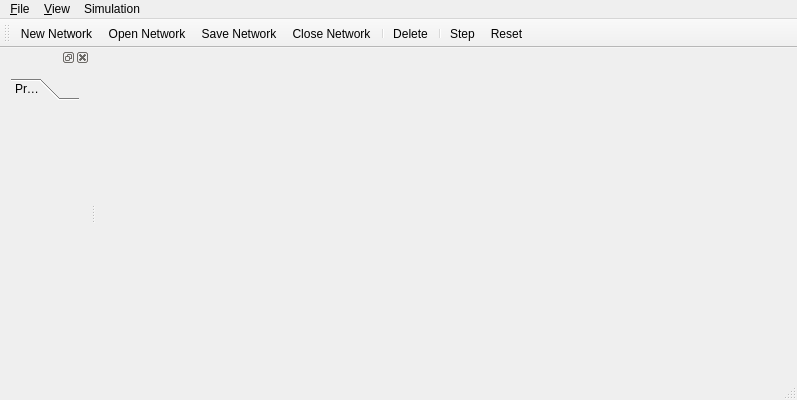
chalcolith/neurolab, file src/neurogui/mainwindow.ui: the form before one commit.
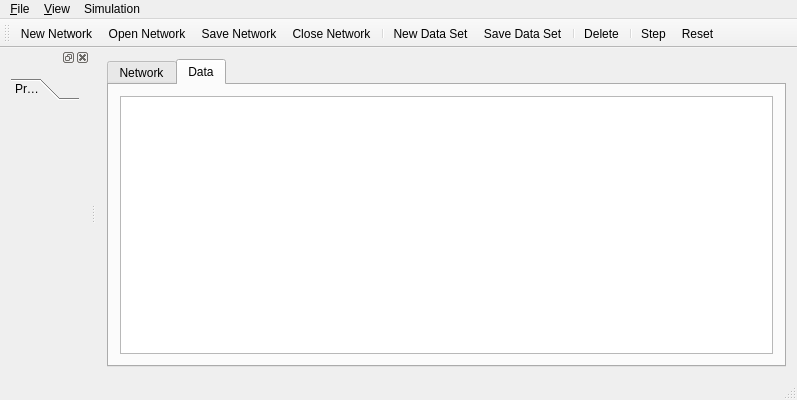
The form after the commit.

Commit message: Add tab layout and table widget for data.

What changed in the file:
```diff
--- a/src/neurogui/mainwindow.ui
+++ b/src/neurogui/mainwindow.ui
@@ -13,7 +13,32 @@
   <property name="windowTitle">
    <string>MainWindow</string>
   </property>
-  <widget class="QWidget" name="centralWidget"/>
+  <widget class="QWidget" name="centralWidget">
+   <layout class="QVBoxLayout" name="verticalLayout_2">
+    <item>
+     <widget class="QTabWidget" name="tabWidget">
+      <property name="currentIndex">
+       <number>1</number>
+      </property>
+      <widget class="QWidget" name="tab_1">
+       <attribute name="title">
+        <string>Network</string>
+       </attribute>
+      </widget>
+      <widget class="QWidget" name="tab_2">
+       <attribute name="title">
+        <string>Data</string>
+       </attribute>
+       <layout class="QVBoxLayout" name="verticalLayout_3">
+        <item>
+         <widget class="QTableWidget" name="dataTableWidget"/>
+        </item>
+       </layout>
+      </widget>
+     </widget>
+    </item>
+   </layout>
+  </widget>
   <widget class="QMenuBar" name="menuBar">
    <property name="geometry">
     <rect>
@@ -65,6 +90,9 @@
    <addaction name="action_Save"/>
    <addaction name="action_Close"/>
    <addaction name="separator"/>
+   <addaction name="action_New_Data_Set"/>
+   <addaction name="action_Save_Data_Set"/>
+   <addaction name="separator"/>
    <addaction name="action_Delete"/>
    <addaction name="separator"/>
    <addaction name="action_Step"/>
@@ -135,7 +163,7 @@
   </action>
   <action name="action_New">
    <property name="text">
-    <string>&amp;New Network...</string>
+    <string>&amp;New Network</string>
    </property>
    <property name="shortcut">
     <string>Ctrl+N</string>
@@ -188,6 +216,16 @@
     <string>Reset</string>
    </property>
   </action>
+  <action name="action_New_Data_Set">
+   <property name="text">
+    <string>New Data Set</string>
+   </property>
+  </action>
+  <action name="action_Save_Data_Set">
+   <property name="text">
+    <string>Save Data Set...</string>
+   </property>
+  </action>
  </widget>
  <layoutdefault spacing="6" margin="11"/>
  <resources/>
```
Left out of the diff: 9 changed lines with no effect on the pictures. The commit also changes 3 other files.
